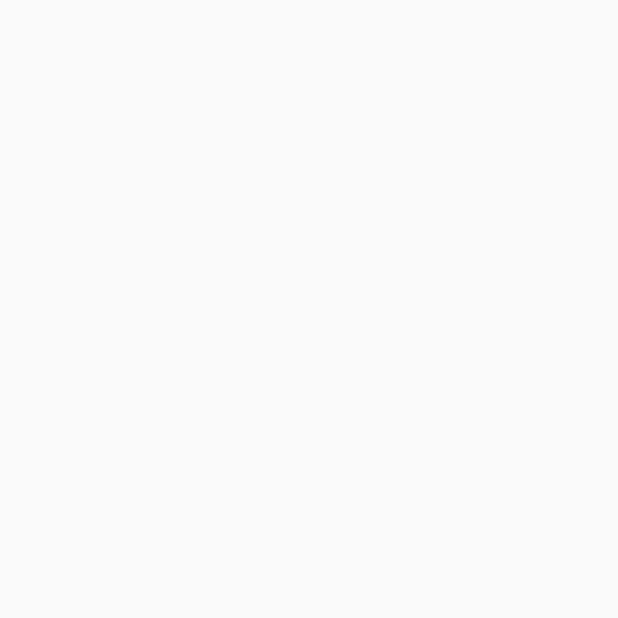
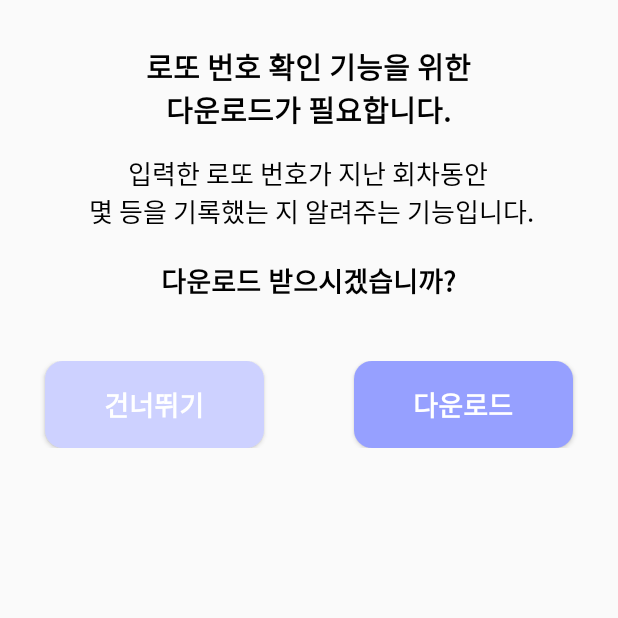
Before and after one commit to jaeryo2357/LottoLike, an Android app: the screen it shows after launch (LoadingActivity), on a phone screen of 412 x 824 dp, the top half of it. Before the commit the part shown is empty. Run offline under Robolectric (Android 15) with nearby library versions, the phone set to English and light mode, and no system bars.

Commit message:
loading UI

```diff
--- a/app/src/main/java/com/example/jaery/rotto/LoadingActivity.java
+++ b/app/src/main/java/com/example/jaery/rotto/LoadingActivity.java
@@ -3,6 +3,8 @@ package com.example.jaery.rotto;
 import android.os.AsyncTask;
 import android.support.v7.app.AppCompatActivity;
 import android.os.Bundle;
+import android.view.View;
+import android.widget.RelativeLayout;
 import android.widget.Toast;
 
 import com.example.jaery.rotto.Database.BasicDB;
@@ -20,16 +22,37 @@ import okhttp3.Response;
 public class LoadingActivity extends AppCompatActivity {
 
     int No=200; //회차 정보
+
+    RelativeLayout downloadLayout;
+
     @Override
     protected void onCreate(Bundle savedInstanceState) {
         super.onCreate(savedInstanceState);
         setContentView(R.layout.activity_loading);
 
+        downloadLayout=findViewById(R.id.loading_download_body);
 
         if(BasicDB.getInit(getApplicationContext())) //앱을 설치하고 처음 이라면 or 아직 다운을 다 안받았다면
         {
-            downloadLotto();
-            No=BasicDB.getRottoN(getApplicationContext());  //200~ 현재 회차까지
+            downloadLayout.setVisibility(View.VISIBLE);
+
+
+
+            findViewById(R.id.loading_download).setOnClickListener(new View.OnClickListener() {
+                @Override
+                public void onClick(View v) {
+                    findViewById(R.id.loading_tw3).setVisibility(View.GONE);
+                    downloadLotto();
+                    No=BasicDB.getRottoN(getApplicationContext());  //200~ 현재 회차까지
+                }
+            });
+
+            findViewById(R.id.loading_cancel).setOnClickListener(new View.OnClickListener() {
+                @Override
+                public void onClick(View v) {
+                    downloadLayout.setVisibility(View.GONE);
+                }
+            });
         }
     }
 
--- /dev/null
+++ b/app/src/main/res/drawable/corner_square.xml
@@ -0,0 +1,6 @@
+<?xml version="1.0" encoding="utf-8"?>
+<shape xmlns:android="http://schemas.android.com/apk/res/android">
+
+    <corners android:radius="12dp"></corners>
+    <solid android:color="@color/colorPrimary"></solid>
+</shape>
--- /dev/null
+++ b/app/src/main/res/drawable/corner_square_dark.xml
@@ -0,0 +1,6 @@
+<?xml version="1.0" encoding="utf-8"?>
+<shape xmlns:android="http://schemas.android.com/apk/res/android">
+
+    <corners android:radius="12dp"></corners>
+    <solid android:color="@color/colorPrimaryDark"></solid>
+</shape>
--- a/app/src/main/res/layout/activity_loading.xml
+++ b/app/src/main/res/layout/activity_loading.xml
@@ -1,9 +1,100 @@
 <?xml version="1.0" encoding="utf-8"?>
-<android.support.constraint.ConstraintLayout xmlns:android="http://schemas.android.com/apk/res/android"
+<RelativeLayout xmlns:android="http://schemas.android.com/apk/res/android"
     xmlns:app="http://schemas.android.com/apk/res-auto"
     xmlns:tools="http://schemas.android.com/tools"
     android:layout_width="match_parent"
     android:layout_height="match_parent"
+    android:animateLayoutChanges="true"
     tools:context=".LoadingActivity">
 
-</android.support.constraint.ConstraintLayout>
+
+
+    <TextView
+        android:layout_width="wrap_content"
+        android:layout_height="wrap_content"
+        android:text="로또 번호 확인 기능을 위한\n다운로드가 필요합니다."
+        android:textSize="19sp"
+        android:id="@+id/loading_tw1"
+        android:layout_centerHorizontal="true"
+        android:layout_marginTop="30dp"
+        android:gravity="center"
+        android:textStyle="bold"
+        android:textColor="#000000"/>
+
+    <TextView
+        android:layout_width="wrap_content"
+        android:layout_height="wrap_content"
+        android:layout_below="@id/loading_tw1"
+        android:layout_marginTop="15dp"
+        android:layout_centerHorizontal="true"
+        android:textSize="17sp"
+        android:id="@+id/loading_tw2"
+        android:textColor="#000000"
+        android:gravity="center"
+        android:text="입력한 로또 번호가 지난 회차동안\n 몇 등을 기록했는 지 알려주는 기능입니다."/>
+
+
+    <TextView
+        android:layout_width="wrap_content"
+        android:layout_height="wrap_content"
+        android:text="다운로드 받으시겠습니까?"
+        android:layout_centerHorizontal="true"
+        android:layout_marginTop="20dp"
+        android:textColor="#000000"
+        android:textSize="18sp"
+        android:textStyle="bold"
+        android:layout_below="@id/loading_tw2"
+        android:id="@+id/loading_tw3"
+        />
+
+
+    <RelativeLayout
+        android:layout_width="match_parent"
+        android:layout_below="@id/loading_tw3"
+        android:layout_marginTop="40dp"
+        android:id="@+id/loading_download_body"
+        android:layout_height="wrap_content">
+
+
+        <View
+            android:layout_width="0dp"
+            android:layout_height="0dp"
+            android:id="@+id/loading_center"
+            android:layout_centerHorizontal="true">
+
+        </View>
+
+        <Button
+            android:layout_width="wrap_content"
+            android:layout_height="wrap_content"
+            android:text="건너뛰기"
+            android:textColor="#ffffff"
+            android:paddingTop="15dp"
+            android:paddingBottom="15dp"
+            android:id="@+id/loading_cancel"
+            android:textSize="18sp"
+            android:layout_marginLeft="30dp"
+            android:layout_alignParentLeft="true"
+            android:layout_marginRight="30dp"
+            android:layout_alignRight="@id/loading_center"
+            android:textStyle="bold"
+            android:background="@drawable/corner_square"/>
+
+
+        <Button
+            android:layout_width="wrap_content"
+            android:layout_height="wrap_content"
+            android:text="다운로드"
+            android:paddingTop="15dp"
+            android:paddingBottom="15dp"
+            android:id="@+id/loading_download"
+            android:textColor="#ffffff"
+            android:layout_alignParentRight="true"
+            android:layout_marginRight="30dp"
+            android:layout_marginLeft="30dp"
+            android:layout_toRightOf="@id/loading_center"
+            android:textSize="18sp"
+            android:textStyle="bold"
+            android:background="@drawable/corner_square_dark"/>
+    </RelativeLayout>
+</RelativeLayout>
--- a/app/src/main/res/values/colors.xml
+++ b/app/src/main/res/values/colors.xml
@@ -1,6 +1,6 @@
 <?xml version="1.0" encoding="utf-8"?>
 <resources>
-    <color name="colorPrimary">#24561F</color>
-    <color name="colorPrimaryDark">#24461F</color>
+    <color name="colorPrimary">#cdd1ff</color>
+    <color name="colorPrimaryDark">#96a0ff</color>
     <color name="colorAccent">#FF4081</color>
 </resources>
```
